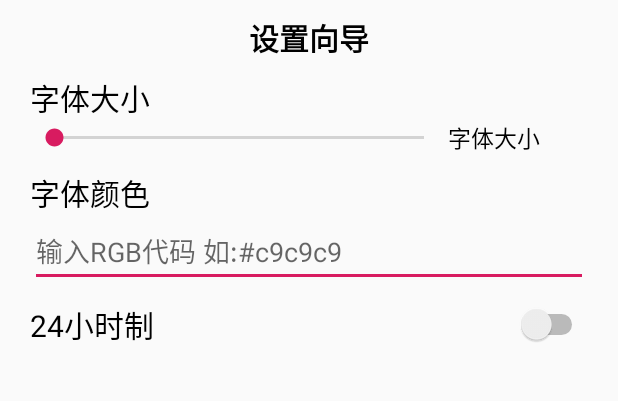
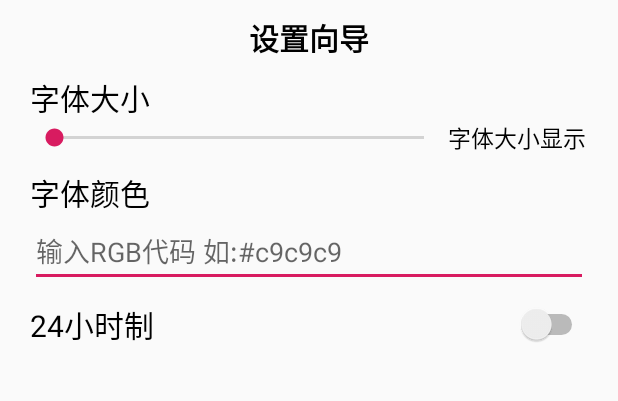
Before and after one commit to heyiWF/ProjectClockMods, an Android app: the screen it shows after launch (MainActivity), on a phone screen of 412 x 824 dp, the part 215-616 px from its top. Run offline under Robolectric (Android 15) with nearby library versions, the phone set to English and light mode, and no system bars.

Commit message:
Initial build.

```diff
--- a/app/src/main/res/layout/activity_main.xml
+++ b/app/src/main/res/layout/activity_main.xml
@@ -46,7 +46,7 @@
             android:layout_height="wrap_content"
             android:textSize="15sp"
             android:textColor="#000"
-            android:text="字体大小"
+            android:text="字体大小显示"
             android:layout_weight="1"
             android:layout_gravity="right"
             android:gravity="center_vertical"/>
```
